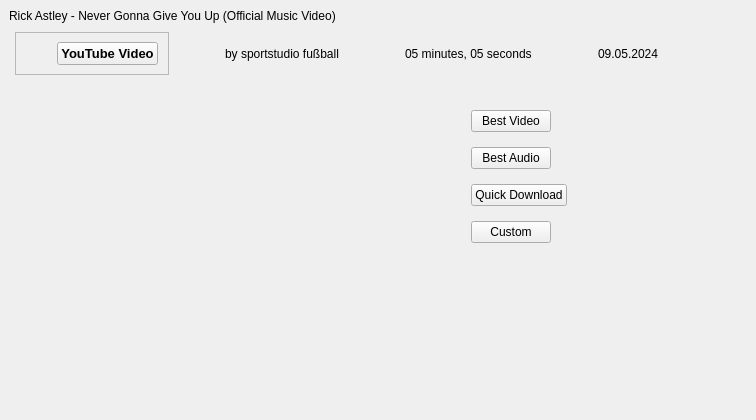
This is src/GUI/CustomWidgets/InformationWidget.ui in PyFlat/YT-Downloader as Qt 5 draws it before an edit. The edited form follows.
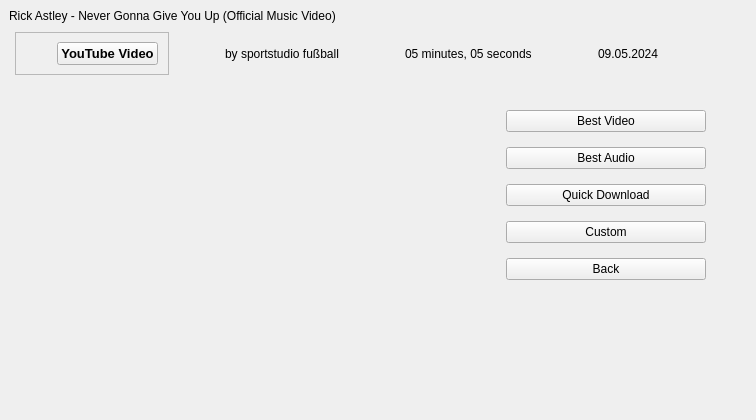
This is the edited form. The open tabs and pages were chosen to show the change. Custom widgets are drawn as their Qt base class.

Commit message: Playlist video selection dialog

```diff
--- a/src/GUI/CustomWidgets/InformationWidget.ui
+++ b/src/GUI/CustomWidgets/InformationWidget.ui
@@ -369,18 +369,18 @@
               <number>15</number>
              </property>
              <property name="leftMargin">
-              <number>0</number>
+              <number>35</number>
              </property>
              <property name="topMargin">
               <number>35</number>
              </property>
              <property name="rightMargin">
-              <number>0</number>
+              <number>35</number>
              </property>
              <property name="bottomMargin">
               <number>0</number>
              </property>
-             <item alignment="Qt::AlignLeft">
+             <item>
               <widget class="PushButton" name="best_video_btn">
                <property name="text">
                 <string>Best Video</string>
@@ -393,7 +393,7 @@
                </property>
               </widget>
              </item>
-             <item alignment="Qt::AlignLeft">
+             <item>
               <widget class="PushButton" name="best_audio_btn">
                <property name="text">
                 <string>Best Audio</string>
@@ -406,7 +406,7 @@
                </property>
               </widget>
              </item>
-             <item alignment="Qt::AlignLeft">
+             <item>
               <widget class="PushButton" name="quick_dl_btn">
                <property name="text">
                 <string>Quick Download</string>
@@ -419,7 +419,7 @@
                </property>
               </widget>
              </item>
-             <item alignment="Qt::AlignLeft">
+             <item>
               <widget class="PushButton" name="custom_dl_btn">
                <property name="text">
                 <string>Custom</string>
@@ -432,6 +432,13 @@
                </property>
               </widget>
              </item>
+             <item>
+              <widget class="PushButton" name="back_btn">
+               <property name="text">
+                <string>Back</string>
+               </property>
+              </widget>
+             </item>
              <item>
               <spacer name="verticalSpacer_2">
                <property name="orientation">
```
Left out of the diff: 10 changed lines with no effect on the pictures. The commit also changes 5 other files.
